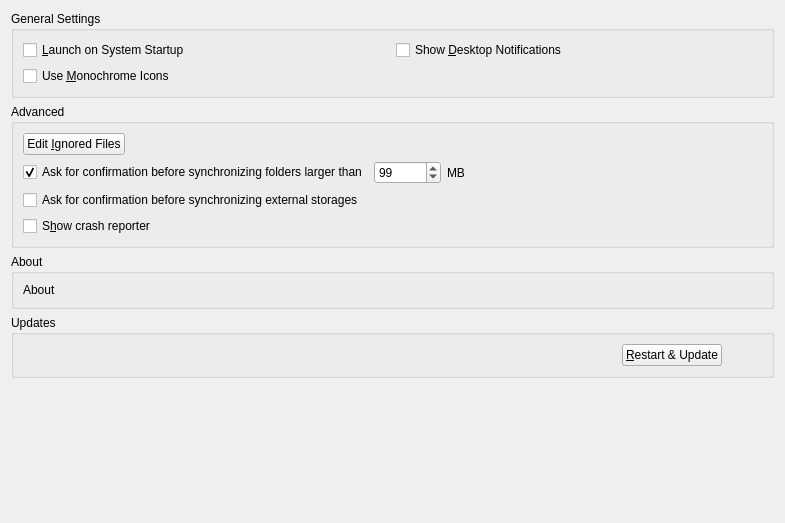
Before: the Qt Designer form src/gui/generalsettings.ui in nextcloud/desktop, drawn with Qt 5.
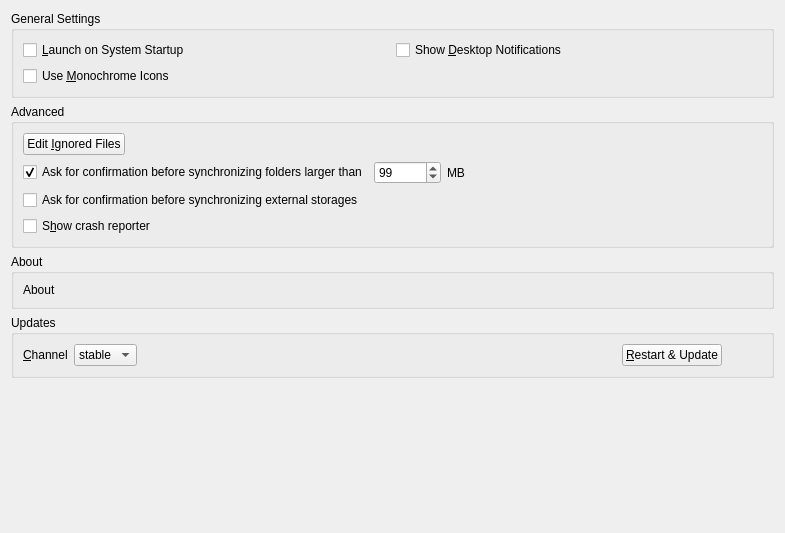
After: the same form once the commit is applied.

Commit message:
Settings: Add update channel combobox #6259

Significant conflicts in:
	src/gui/updater/updater.cpp

Diff of the .ui file:
```diff
--- a/src/gui/generalsettings.ui
+++ b/src/gui/generalsettings.ui
@@ -7,7 +7,7 @@
     <x>0</x>
     <y>0</y>
     <width>785</width>
-    <height>523</height>
+    <height>533</height>
    </rect>
   </property>
   <property name="windowTitle">
@@ -74,7 +74,45 @@
      <property name="title">
       <string>Updates</string>
      </property>
+     <layout class="QVBoxLayout" name="verticalLayout_2">
+      <item>
      <layout class="QHBoxLayout" name="horizontalLayout">
+        <item>
+         <widget class="QLabel" name="updateChannelLabel">
+          <property name="sizePolicy">
+           <sizepolicy hsizetype="Maximum" vsizetype="Preferred">
+            <horstretch>0</horstretch>
+            <verstretch>0</verstretch>
+           </sizepolicy>
+          </property>
+          <property name="text">
+           <string>&amp;Channel</string>
+          </property>
+          <property name="buddy">
+           <cstring>updateChannel</cstring>
+          </property>
+         </widget>
+        </item>
+        <item>
+         <widget class="QComboBox" name="updateChannel">
+          <property name="sizePolicy">
+           <sizepolicy hsizetype="Maximum" vsizetype="Fixed">
+            <horstretch>0</horstretch>
+            <verstretch>0</verstretch>
+           </sizepolicy>
+          </property>
+          <item>
+           <property name="text">
+            <string>stable</string>
+           </property>
+          </item>
+          <item>
+           <property name="text">
+            <string>beta</string>
+           </property>
+          </item>
+         </widget>
+        </item>
       <item>
        <widget class="QLabel" name="updateStateLabel">
         <property name="text">
@@ -118,6 +156,8 @@
        </spacer>
       </item>
      </layout>
+      </item>
+     </layout>
     </widget>
    </item>
    <item row="4" column="0">
```
Left out of the diff: 3 changed lines with no effect on the pictures. Lines whose indentation alone changed are shown as unchanged. The commit also changes 8 other files.
